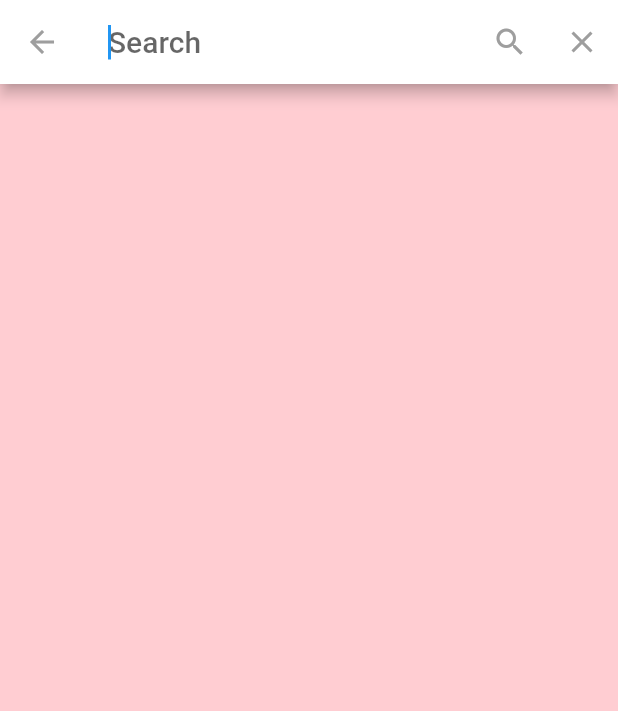
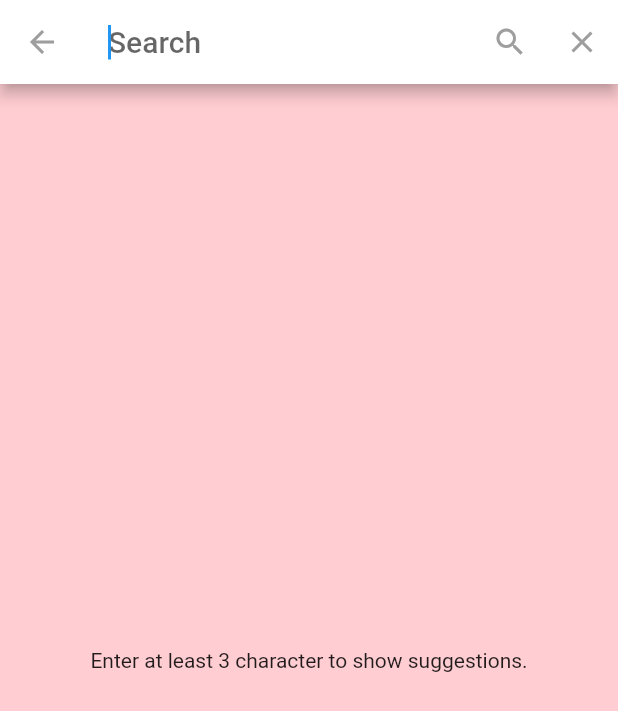
Before and after one commit to manga-scrapers/novel_reader, a Flutter app: the screen it shows after launch, after a tap on the "search" icon, on a phone screen of 412 x 824 dp. Shown: the top 711 px of the screen. Run offline on Flutter 3.47's test engine with Material 2 defaults, Android fonts, the phone set to English and light mode, and no system bars; our stand-ins replace cached_network_image, flutter_html, flutter_spinkit, get, getwidget, simple_animations and 1 more.

Commit message:
Added some info messages
Signed-off-by: p2kr <34896515+p2kr@users.noreply.github.com>

```diff
--- a/lib/ui/home_screen/home_screen.dart
+++ b/lib/ui/home_screen/home_screen.dart
@@ -37,6 +37,7 @@ class HomeScreen extends StatelessWidget {
       body: SafeArea(
         child: Obx(
           () {
+            if (Favorites.favBooks.isNotEmpty) {
               return GridView.builder(
                 gridDelegate: const SliverGridDelegateWithMaxCrossAxisExtent(
                   maxCrossAxisExtent: 150,
@@ -46,6 +47,14 @@ class HomeScreen extends StatelessWidget {
                   return BookTile(searchBook: Favorites.favBooks[index]);
                 },
               );
+            } else {
+              return const Center(
+                child: Text(
+                  "Favorite books to appear here.",
+                  textAlign: TextAlign.center,
+                ),
+              );
+            }
           },
         ),
       ),
--- a/lib/ui/search_screen/custom_search_delegate.dart
+++ b/lib/ui/search_screen/custom_search_delegate.dart
@@ -61,6 +61,14 @@ class CustomSearchDelegate extends SearchDelegate<SearchBook> {
   }
 
   Widget suggestionsView(BuildContext context) {
+    if (query.trim().length < 3) {
+      return const Center(
+        child: Text(
+          "Enter at least 3 character to show suggestions.",
+          textAlign: TextAlign.center,
+        ),
+      );
+    }
     return FutureBuilder<List<String>>(
       future: Scraper.getSearchSuggestions(query),
       builder: (context, snapshot) {
--- a/pubspec.yaml
+++ b/pubspec.yaml
@@ -26,7 +26,6 @@ dependencies:
   flutter_spinkit: ^5.1.0
   cached_network_image: ^3.1.0
   simple_animations: ^4.0.1
-  auto_size_text: ^3.0.0-nullsafety.0
 
 dev_dependencies:
   flutter_test:
```
Lines whose indentation alone changed are shown as unchanged.
